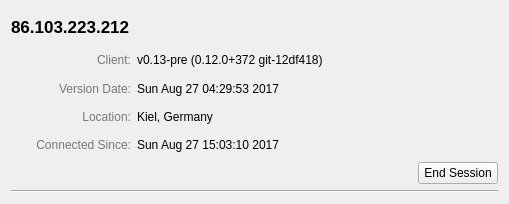
This is src/qtui/ui/coresessionwidget.ui in quassel/quassel as Qt 5 draws it before an edit. The edited form follows.
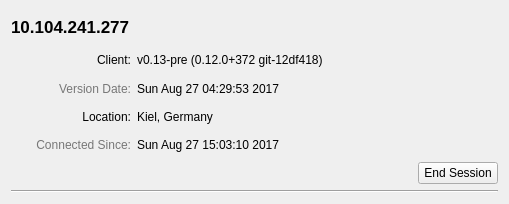
This is the edited form.

Patch:
```diff
--- a/src/qtui/ui/coresessionwidget.ui
+++ b/src/qtui/ui/coresessionwidget.ui
@@ -43,7 +43,7 @@
                                         </font>
                                     </property>
                                     <property name="text">
-                                        <string>86.103.223.212</string>
+          <string notr="true">10.104.241.277</string>
                                     </property>
                                 </widget>
                             </item>
@@ -79,7 +79,7 @@
                             <item row="0" column="0">
                                 <widget class="QLabel" name="labelClientTitle">
                                     <property name="styleSheet">
-                                        <string notr="true">color: rgb(119, 119, 119);</string>
+          <string notr="true">opacity: 0.66;</string>
                                     </property>
                                     <property name="text">
                                         <string>Client:</string>
@@ -99,7 +99,7 @@
                             <item row="2" column="0">
                                 <widget class="QLabel" name="labelLocationTitle">
                                     <property name="styleSheet">
-                                        <string notr="true">color: rgb(119, 119, 119);</string>
+          <string notr="true">opacity: 0.66;</string>
                                     </property>
                                     <property name="text">
                                         <string>Location:</string>
```
Left out of the diff: 64 changed lines with no effect on the pictures. Lines whose indentation alone changed are shown as unchanged.
